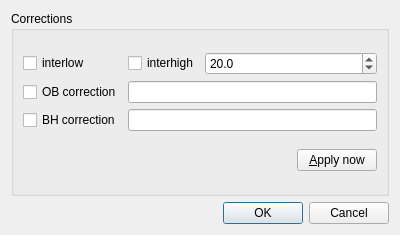
This is SpidrMpx3Eq/qcstmcorrectionsdialog.ui in navrit/dexter as Qt 5 draws it before an edit. The edited form follows.
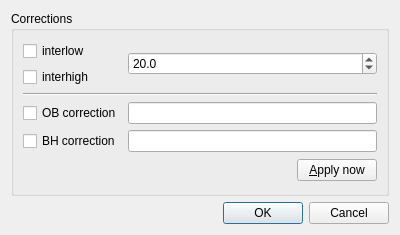
This is the edited form.

Commit message: Corrections and BH corrections UI improvement

Diff of the .ui file:
```diff
--- a/SpidrMpx3Eq/qcstmcorrectionsdialog.ui
+++ b/SpidrMpx3Eq/qcstmcorrectionsdialog.ui
@@ -34,7 +34,23 @@
      <layout class="QVBoxLayout" name="verticalLayout">
       <item>
        <layout class="QGridLayout" name="gridLayout">
-        <item row="2" column="0">
+        <item row="0" column="0">
+         <widget class="QCheckBox" name="deadpixelsinterpolationCheckbox">
+          <property name="sizePolicy">
+           <sizepolicy hsizetype="Maximum" vsizetype="Fixed">
+            <horstretch>0</horstretch>
+            <verstretch>0</verstretch>
+           </sizepolicy>
+          </property>
+          <property name="toolTip">
+           <string>&lt;html&gt;&lt;head/&gt;&lt;body&gt;&lt;p&gt;Dead pixel interpolation&lt;/p&gt;&lt;/body&gt;&lt;/html&gt;</string>
+          </property>
+          <property name="text">
+           <string>interlow</string>
+          </property>
+         </widget>
+        </item>
+        <item row="4" column="0">
          <widget class="QCheckBox" name="bhcorrCheckbox">
           <property name="sizePolicy">
            <sizepolicy hsizetype="Maximum" vsizetype="Fixed">
@@ -47,7 +63,66 @@
           </property>
          </widget>
         </item>
-        <item row="0" column="2">
+        <item row="2" column="0" colspan="3">
+         <widget class="Line" name="line">
+          <property name="orientation">
+           <enum>Qt::Horizontal</enum>
+          </property>
+         </widget>
+        </item>
+        <item row="3" column="1" colspan="2">
+         <widget class="QLineEdit" name="obcorrLineEdit">
+          <property name="enabled">
+           <bool>true</bool>
+          </property>
+          <property name="readOnly">
+           <bool>true</bool>
+          </property>
+         </widget>
+        </item>
+        <item row="4" column="1" colspan="2">
+         <widget class="QLineEdit" name="bhcorrLineEdit">
+          <property name="dragEnabled">
+           <bool>false</bool>
+          </property>
+          <property name="readOnly">
+           <bool>true</bool>
+          </property>
+         </widget>
+        </item>
+        <item row="3" column="0">
+         <widget class="QCheckBox" name="obcorrCheckbox">
+          <property name="sizePolicy">
+           <sizepolicy hsizetype="Maximum" vsizetype="Fixed">
+            <horstretch>0</horstretch>
+            <verstretch>0</verstretch>
+           </sizepolicy>
+          </property>
+          <property name="toolTip">
+           <string>&lt;html&gt;&lt;head/&gt;&lt;body&gt;&lt;p&gt;Open beam correction&lt;/p&gt;&lt;/body&gt;&lt;/html&gt;</string>
+          </property>
+          <property name="text">
+           <string>OB correction</string>
+          </property>
+         </widget>
+        </item>
+        <item row="1" column="0">
+         <widget class="QCheckBox" name="highinterpolationCheckbox">
+          <property name="sizePolicy">
+           <sizepolicy hsizetype="Maximum" vsizetype="Fixed">
+            <horstretch>0</horstretch>
+            <verstretch>0</verstretch>
+           </sizepolicy>
+          </property>
+          <property name="toolTip">
+           <string>&lt;html&gt;&lt;head/&gt;&lt;body&gt;&lt;p&gt;High pixel interpolation&lt;/p&gt;&lt;/body&gt;&lt;/html&gt;</string>
+          </property>
+          <property name="text">
+           <string>interhigh</string>
+          </property>
+         </widget>
+        </item>
+        <item row="0" column="1" rowspan="2" colspan="2">
          <widget class="QDoubleSpinBox" name="noisyPixelMeanMultiplier">
           <property name="layoutDirection">
            <enum>Qt::LeftToRight</enum>
@@ -60,65 +135,6 @@
           </property>
          </widget>
         </item>
-        <item row="0" column="0">
-         <widget class="QCheckBox" name="deadpixelsinterpolationCheckbox">
-          <property name="sizePolicy">
-           <sizepolicy hsizetype="Maximum" vsizetype="Fixed">
-            <horstretch>0</horstretch>
-            <verstretch>0</verstretch>
-           </sizepolicy>
-          </property>
-          <property name="text">
-           <string>interlow</string>
-          </property>
-         </widget>
-        </item>
-        <item row="1" column="0">
-         <widget class="QCheckBox" name="obcorrCheckbox">
-          <property name="sizePolicy">
-           <sizepolicy hsizetype="Maximum" vsizetype="Fixed">
-            <horstretch>0</horstretch>
-            <verstretch>0</verstretch>
-           </sizepolicy>
-          </property>
-          <property name="text">
-           <string>OB correction</string>
-          </property>
-         </widget>
-        </item>
-        <item row="2" column="1" colspan="2">
-         <widget class="QLineEdit" name="bhcorrLineEdit">
-          <property name="dragEnabled">
-           <bool>false</bool>
-          </property>
-          <property name="readOnly">
-           <bool>true</bool>
-          </property>
-         </widget>
-        </item>
-        <item row="0" column="1">
-         <widget class="QCheckBox" name="highinterpolationCheckbox">
-          <property name="sizePolicy">
-           <sizepolicy hsizetype="Maximum" vsizetype="Fixed">
-            <horstretch>0</horstretch>
-            <verstretch>0</verstretch>
-           </sizepolicy>
-          </property>
-          <property name="text">
-           <string>interhigh</string>
-          </property>
-         </widget>
-        </item>
-        <item row="1" column="1" colspan="2">
-         <widget class="QLineEdit" name="obcorrLineEdit">
-          <property name="enabled">
-           <bool>true</bool>
-          </property>
-          <property name="readOnly">
-           <bool>true</bool>
-          </property>
-         </widget>
-        </item>
        </layout>
       </item>
       <item>
```
Left out of the diff: 3 changed lines with no effect on the pictures. The commit also changes 3 other files.
